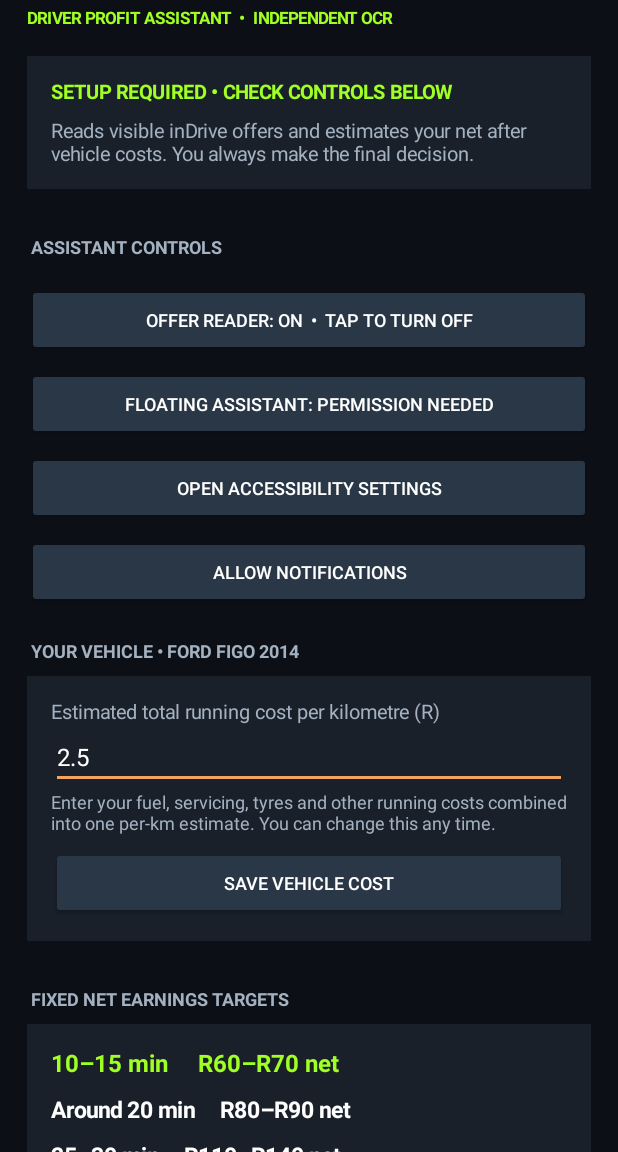
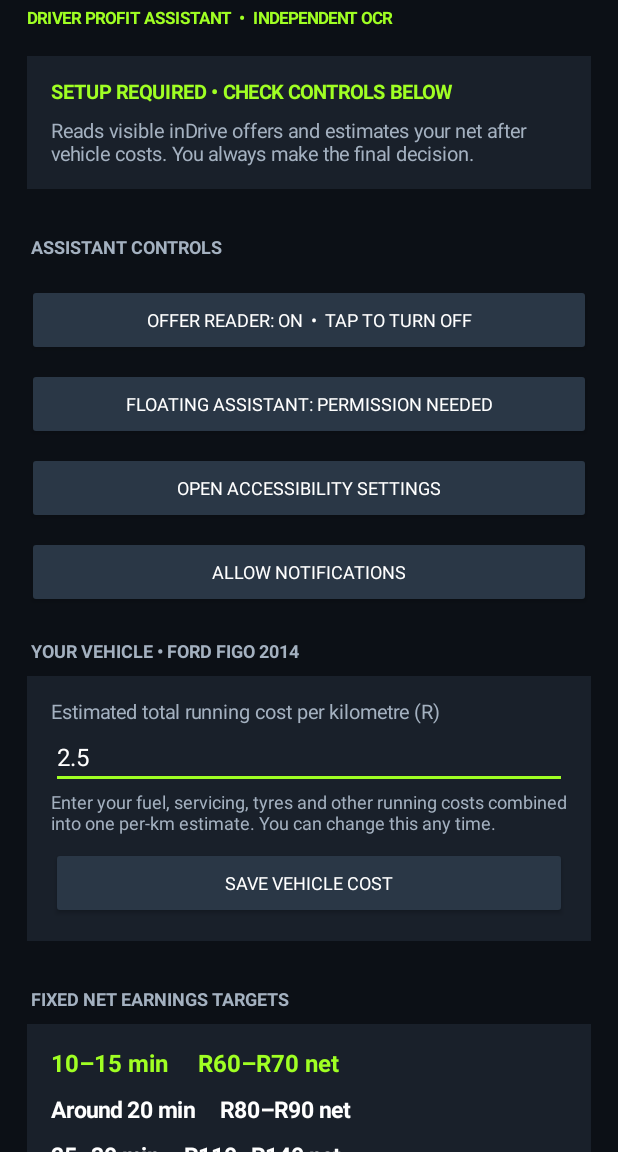
Before and after one commit to whalynbomm-blip/driver-profit-assistant-v2, an Android app: the screen it shows after launch (MainActivity), on a phone screen of 412 x 824 dp, the part 84-1236 px from its top. Run offline under Robolectric (Android 15) with nearby library versions, the phone set to English and light mode, and no system bars.

Commit message:
Apply dark charcoal and neon green visual theme

```diff
--- a/app/src/main/res/values/styles.xml
+++ b/app/src/main/res/values/styles.xml
@@ -1,8 +1,12 @@
 <?xml version="1.0" encoding="utf-8"?>
 <resources>
     <style name="AppTheme" parent="Theme.MaterialComponents.DayNight.NoActionBar">
-        <item name="colorPrimary">#145DA0</item>
-        <item name="colorPrimaryVariant">#0B3C5D</item>
-        <item name="colorSecondary">#F4A261</item>
+        <item name="colorPrimary">#A0FF23</item>
+        <item name="colorPrimaryVariant">#5C9E12</item>
+        <item name="colorSecondary">#A0FF23</item>
+        <item name="android:fontFamily">sans</item>
+        <item name="android:windowLightStatusBar">false</item>
+        <item name="android:windowBackground">#0C1016</item>
+        <item name="android:navigationBarColor">#0C1016</item>
     </style>
 </resources>
```
